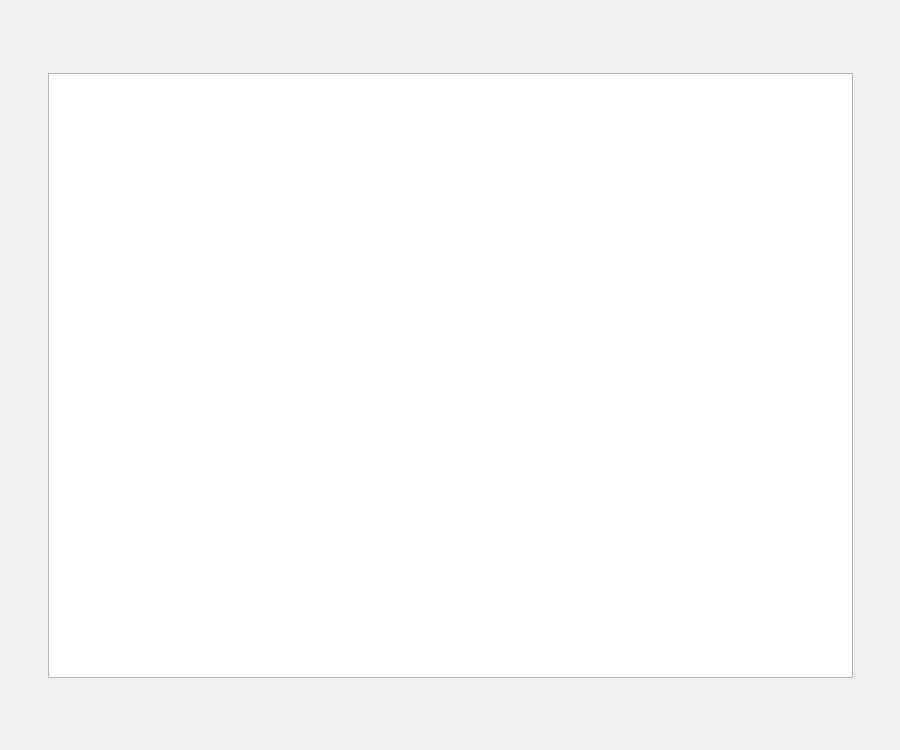
Before: the Qt Designer form 3-semester/TanksGame/Tanks/mainwindow.ui in kbatoev/SpbSU-Homeworks, drawn with Qt 5.
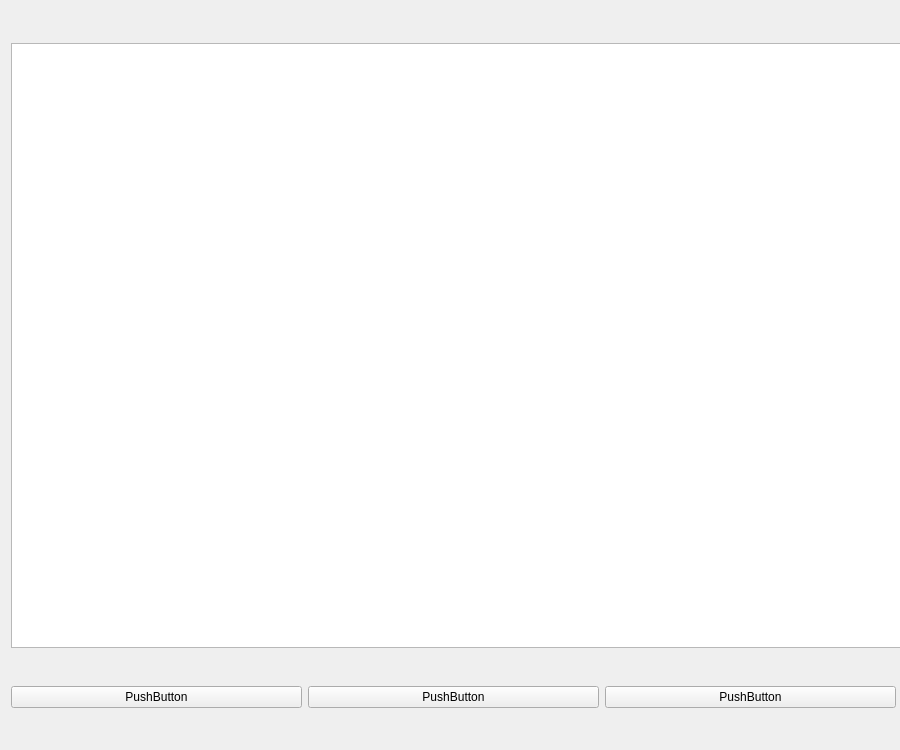
After: the same form once the commit is applied.

Diff of the .ui file:
```diff
--- a/3-semester/TanksGame/Tanks/mainwindow.ui
+++ b/3-semester/TanksGame/Tanks/mainwindow.ui
@@ -31,27 +31,52 @@
      <rect>
       <x>0</x>
       <y>0</y>
-      <width>901</width>
+      <width>907</width>
       <height>751</height>
      </rect>
     </property>
     <layout class="QGridLayout" name="gridLayout">
-     <item row="0" column="0">
+     <item row="1" column="0">
       <widget class="QGraphicsView" name="graphicsView">
        <property name="minimumSize">
         <size>
-         <width>805</width>
+         <width>895</width>
          <height>605</height>
         </size>
        </property>
        <property name="maximumSize">
         <size>
-         <width>805</width>
+         <width>895</width>
          <height>605</height>
         </size>
        </property>
       </widget>
      </item>
+     <item row="2" column="0">
+      <layout class="QHBoxLayout" name="horizontalLayout">
+       <item>
+        <widget class="QPushButton" name="pushButton_2">
+         <property name="text">
+          <string>PushButton</string>
+         </property>
+        </widget>
+       </item>
+       <item>
+        <widget class="QPushButton" name="pushButton_3">
+         <property name="text">
+          <string>PushButton</string>
+         </property>
+        </widget>
+       </item>
+       <item>
+        <widget class="QPushButton" name="pushButton">
+         <property name="text">
+          <string>PushButton</string>
+         </property>
+        </widget>
+       </item>
+      </layout>
+     </item>
     </layout>
    </widget>
   </widget>
```
